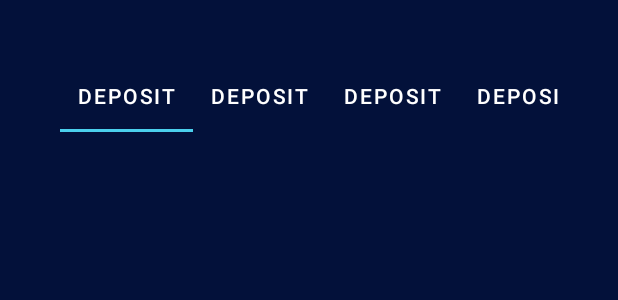
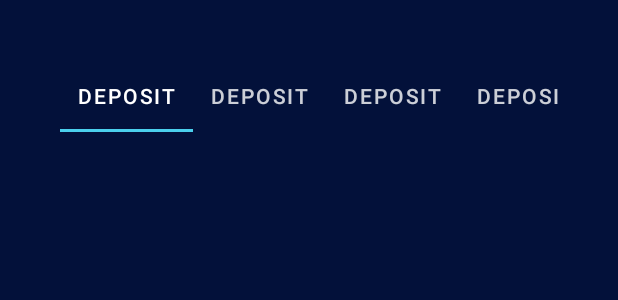
Before and after one commit to bandreit/SEP4, an Android app: the layout home_activity.xml on its own in the app's theme, with its tools: preview values and no code run, on a phone screen of 412 x 824 dp. Shown: the top 300 px of the screen. Run offline under Robolectric (Android 15) with nearby library versions, the phone set to English and light mode, and no system bars.

Commit message:
change opacity of the active tab

```diff
--- a/app/app/src/main/res/layout/home_activity.xml
+++ b/app/app/src/main/res/layout/home_activity.xml
@@ -17,7 +17,8 @@
         app:layout_constraintTop_toTopOf="parent"
         app:tabIndicatorColor="@color/teal_400"
         app:tabMode="scrollable"
-        app:tabTextColor="@color/white">
+        app:tabTextColor="@color/white_800"
+        app:tabSelectedTextColor="@color/white">
 
         <com.google.android.material.tabs.TabItem
             android:layout_width="wrap_content"
--- a/app/app/src/main/res/values/colors.xml
+++ b/app/app/src/main/res/values/colors.xml
@@ -6,5 +6,6 @@
     <color name="black">#FF000000</color>
     <color name="white">#FFFFFFFF</color>
     <color name="white_400">#66FFFFFF</color>
+    <color name="white_800">#CCFFFFFF</color>
     <color name="transparent">#00ffffff</color>
 </resources>
```
